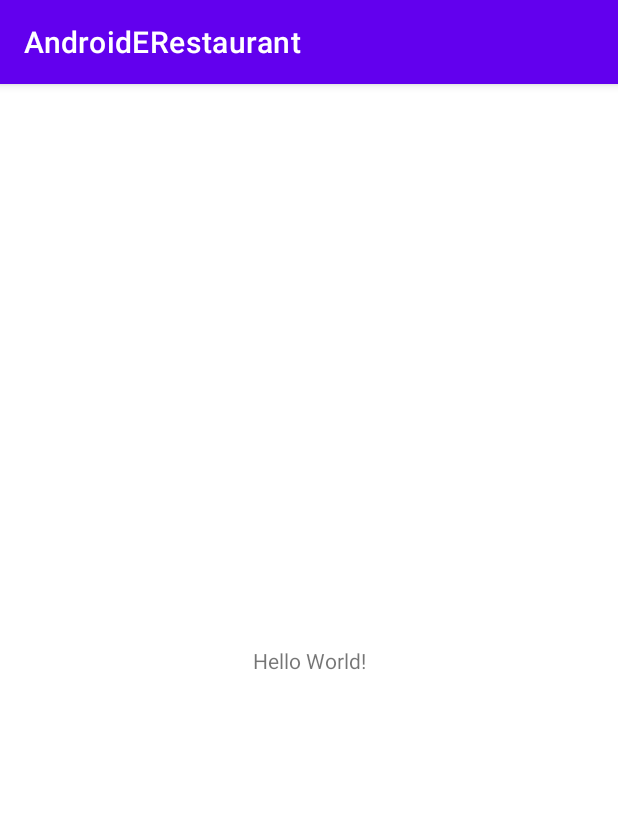
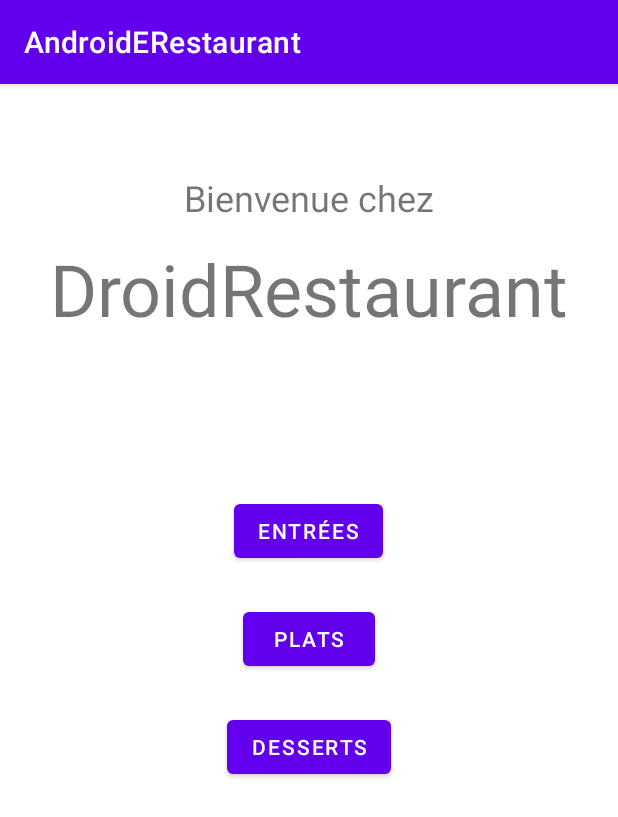
Before and after one commit to Victoria-Remont/AndroidERestaurant, an Android app: the screen it shows after launch (MainActivity), on a phone screen of 412 x 824 dp. Shown: the top 817 px of the screen. Run offline under Robolectric (Android 15) with nearby library versions, the light colour scheme and no system bars.

Commit message:
First push : - added title text - added button (starter, dish, dessert)

```diff
--- a/app/src/main/java/fr/isen/remont/androiderestaurant/MainActivity.kt
+++ b/app/src/main/java/fr/isen/remont/androiderestaurant/MainActivity.kt
@@ -6,6 +6,6 @@ import android.os.Bundle
 class MainActivity : AppCompatActivity() {
     override fun onCreate(savedInstanceState: Bundle?) {
         super.onCreate(savedInstanceState)
-        setContentView(R.layout.activity_main)
+        setContentView(R.layout.activity_home)
     }
 }
--- /dev/null
+++ b/app/src/main/res/layout/activity_home.xml
@@ -0,0 +1,67 @@
+<?xml version="1.0" encoding="utf-8"?>
+<androidx.constraintlayout.widget.ConstraintLayout xmlns:android="http://schemas.android.com/apk/res/android"
+    xmlns:app="http://schemas.android.com/apk/res-auto"
+    xmlns:tools="http://schemas.android.com/tools"
+    android:layout_width="match_parent"
+    android:layout_height="match_parent"
+    tools:context=".MainActivity">
+
+    <TextView
+        android:id="@+id/textView"
+        android:layout_width="wrap_content"
+        android:layout_height="wrap_content"
+        android:text="Bienvenue chez"
+        android:textSize="24sp"
+        app:layout_constraintBottom_toBottomOf="parent"
+        app:layout_constraintEnd_toEndOf="parent"
+        app:layout_constraintLeft_toLeftOf="parent"
+        app:layout_constraintRight_toRightOf="parent"
+        app:layout_constraintStart_toStartOf="parent"
+        app:layout_constraintTop_toTopOf="parent"
+        app:layout_constraintVertical_bias="0.081" />
+
+    <TextView
+        android:id="@+id/textView2"
+        android:layout_width="wrap_content"
+        android:layout_height="wrap_content"
+        android:layout_marginTop="12dp"
+        android:text="DroidRestaurant"
+        android:textAlignment="center"
+        android:textSize="48sp"
+        app:layout_constraintEnd_toEndOf="parent"
+        app:layout_constraintHorizontal_bias="0.492"
+        app:layout_constraintStart_toStartOf="parent"
+        app:layout_constraintTop_toBottomOf="@+id/textView" />
+
+    <Button
+        android:id="@+id/btnStarter"
+        android:layout_width="wrap_content"
+        android:layout_height="wrap_content"
+        android:layout_marginTop="274dp"
+        android:text="Entrées"
+        app:layout_constraintEnd_toEndOf="parent"
+        app:layout_constraintHorizontal_bias="0.498"
+        app:layout_constraintStart_toStartOf="parent"
+        app:layout_constraintTop_toTopOf="parent" />
+
+    <Button
+        android:id="@+id/btnDish"
+        android:layout_width="wrap_content"
+        android:layout_height="wrap_content"
+        android:layout_marginTop="24dp"
+        android:text="Plats"
+        app:layout_constraintEnd_toEndOf="parent"
+        app:layout_constraintStart_toStartOf="parent"
+        app:layout_constraintTop_toBottomOf="@+id/btnStarter" />
+
+    <Button
+        android:id="@+id/btnDessert"
+        android:layout_width="wrap_content"
+        android:layout_height="wrap_content"
+        android:layout_marginTop="24dp"
+        android:text="Desserts"
+        app:layout_constraintEnd_toEndOf="parent"
+        app:layout_constraintStart_toStartOf="parent"
+        app:layout_constraintTop_toBottomOf="@+id/btnDish" />
+
+</androidx.constraintlayout.widget.ConstraintLayout>
--- a/app/src/main/res/layout/activity_main.xml
+++ /dev/null
@@ -1,18 +0,0 @@
-<?xml version="1.0" encoding="utf-8"?>
-<androidx.constraintlayout.widget.ConstraintLayout xmlns:android="http://schemas.android.com/apk/res/android"
-    xmlns:app="http://schemas.android.com/apk/res-auto"
-    xmlns:tools="http://schemas.android.com/tools"
-    android:layout_width="match_parent"
-    android:layout_height="match_parent"
-    tools:context=".MainActivity">
-
-    <TextView
-        android:layout_width="wrap_content"
-        android:layout_height="wrap_content"
-        android:text="Hello World!"
-        app:layout_constraintBottom_toBottomOf="parent"
-        app:layout_constraintLeft_toLeftOf="parent"
-        app:layout_constraintRight_toRightOf="parent"
-        app:layout_constraintTop_toTopOf="parent" />
-
-</androidx.constraintlayout.widget.ConstraintLayout>
```
